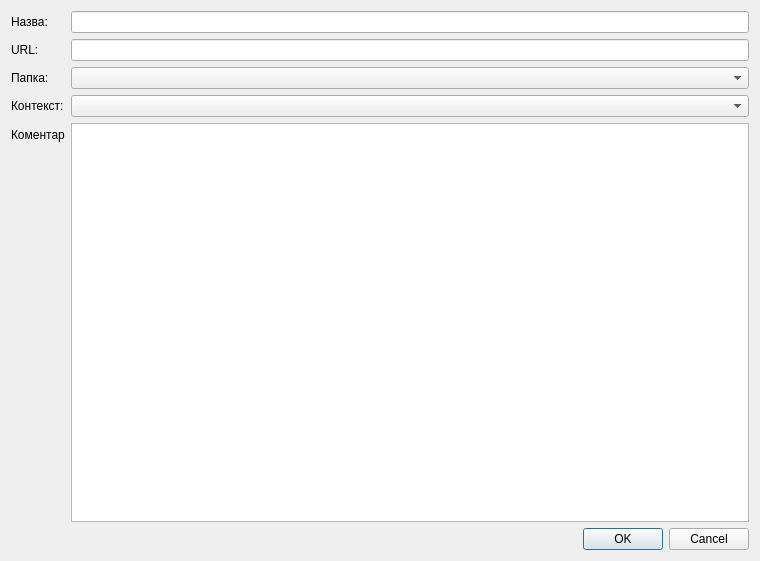
Qt form OOP2Lab/addlinkdialog.ui (IvanAntonchuk/Lab.OOP2) before a commit.
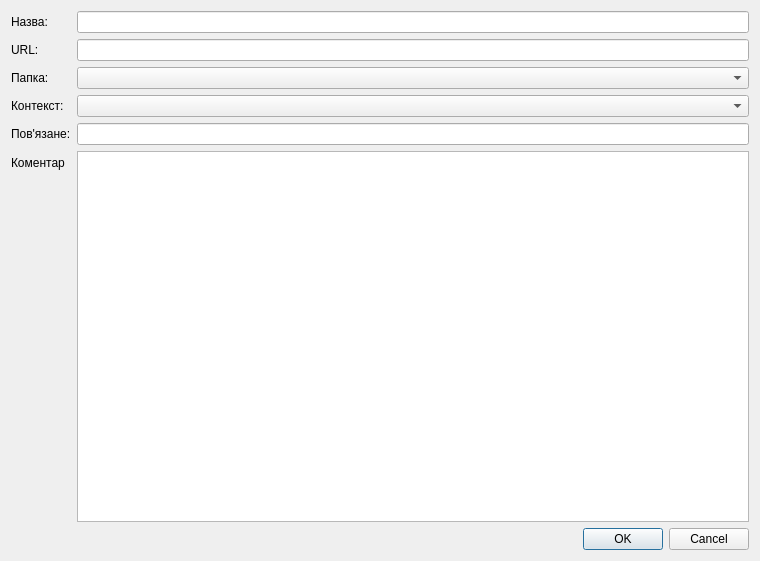
The same form after that commit.

Commit message: Add Related URL

Diff of the .ui file:
```diff
--- a/OOP2Lab/addlinkdialog.ui
+++ b/OOP2Lab/addlinkdialog.ui
@@ -50,14 +50,14 @@
        </property>
       </widget>
      </item>
-     <item row="4" column="0">
+     <item row="5" column="0">
       <widget class="QLabel" name="commentLabel">
        <property name="text">
         <string>Коментар</string>
        </property>
       </widget>
      </item>
-     <item row="4" column="1">
+     <item row="5" column="1">
       <widget class="QTextEdit" name="commentTextEdit"/>
      </item>
      <item row="3" column="0">
@@ -70,6 +70,16 @@
      <item row="3" column="1">
       <widget class="QComboBox" name="contextComboBox"/>
      </item>
+     <item row="4" column="0">
+      <widget class="QLabel" name="label_2">
+       <property name="text">
+        <string>Пов'язане:</string>
+       </property>
+      </widget>
+     </item>
+     <item row="4" column="1">
+      <widget class="QLineEdit" name="relatedUrlLineEdit"/>
+     </item>
     </layout>
    </item>
    <item>
```
The commit also changes 4 other files.
